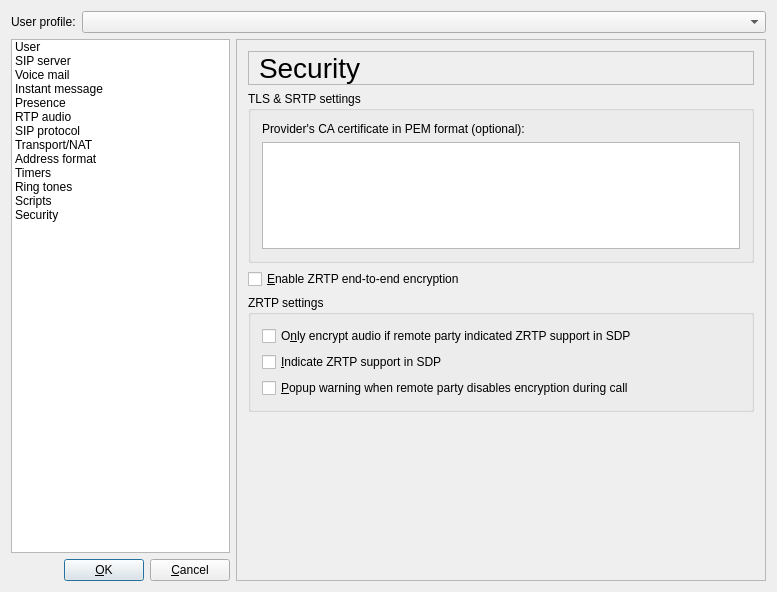
Old version of the form src/gui/userprofileform.ui in the repository LubosD/twinkle.
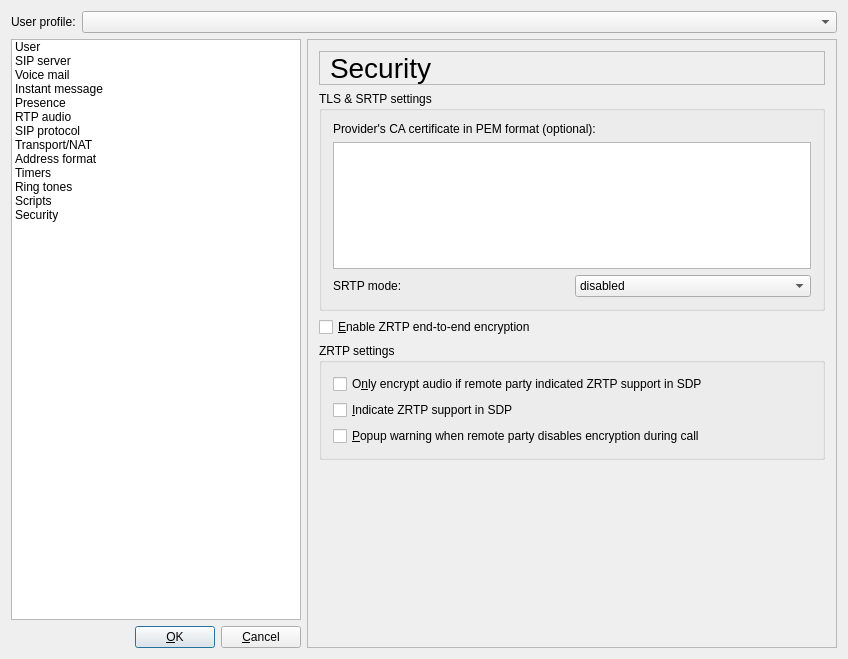
New version of the form. The open tabs and pages were chosen to show the change. Icons and pictures are not drawn.

Commit message: Build fixes; added SRTP mode into user profile (not working yet)

Diff of the .ui file:
```diff
--- a/src/gui/userprofileform.ui
+++ b/src/gui/userprofileform.ui
@@ -6,8 +6,8 @@
    <rect>
     <x>0</x>
     <y>0</y>
-    <width>777</width>
-    <height>592</height>
+    <width>848</width>
+    <height>659</height>
    </rect>
   </property>
   <property name="windowTitle">
@@ -4076,16 +4076,47 @@
           <string>TLS &amp;&amp; SRTP settings</string>
          </property>
          <layout class="QGridLayout" name="gridLayout_3">
-          <item row="0" column="0">
+          <item row="0" column="0" colspan="2">
            <widget class="QLabel" name="label">
             <property name="text">
              <string>Provider's CA certificate in PEM format (optional):</string>
             </property>
            </widget>
           </item>
-          <item row="1" column="0">
+          <item row="1" column="0" colspan="2">
            <widget class="QPlainTextEdit" name="textCACert"/>
           </item>
+          <item row="2" column="0">
+           <widget class="QLabel" name="label_2">
+            <property name="text">
+             <string>SRTP mode:</string>
+            </property>
+           </widget>
+          </item>
+          <item row="2" column="1">
+           <widget class="QComboBox" name="comboSrtpMode">
+            <item>
+             <property name="text">
+              <string>disabled</string>
+             </property>
+            </item>
+            <item>
+             <property name="text">
+              <string>accept incoming</string>
+             </property>
+            </item>
+            <item>
+             <property name="text">
+              <string>offered</string>
+             </property>
+            </item>
+            <item>
+             <property name="text">
+              <string>required</string>
+             </property>
+            </item>
+           </widget>
+          </item>
          </layout>
         </widget>
        </item>
```
Left out of the diff: 2 changed lines with no effect on the pictures. The commit also changes 9 other files.
